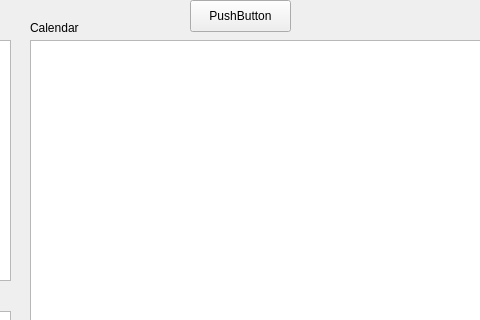
This is test2/mainwindow.ui in jiangruizhang/EasyElective as Qt 5 draws it before an edit; both pictures show x 190 to 670 and y 0 to 320 of the 800 by 600 pixel window. The edited form follows.
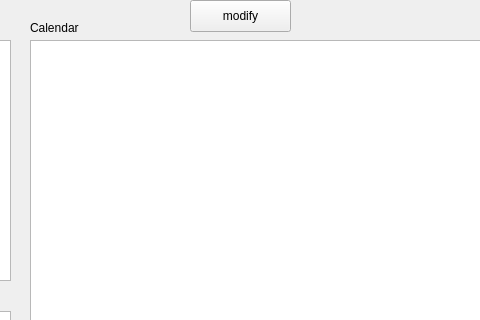
This is the edited form.

```diff
--- a/test2/mainwindow.ui
+++ b/test2/mainwindow.ui
@@ -93,7 +93,7 @@
      </rect>
     </property>
     <property name="text">
-     <string>PushButton</string>
+     <string>modify</string>
     </property>
    </widget>
   </widget>
```
